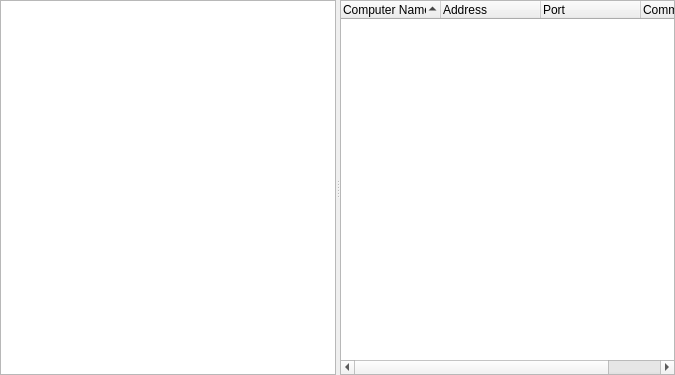
Old version of the form source/console/address_book_tab.ui in the repository dchapyshev/aspia.
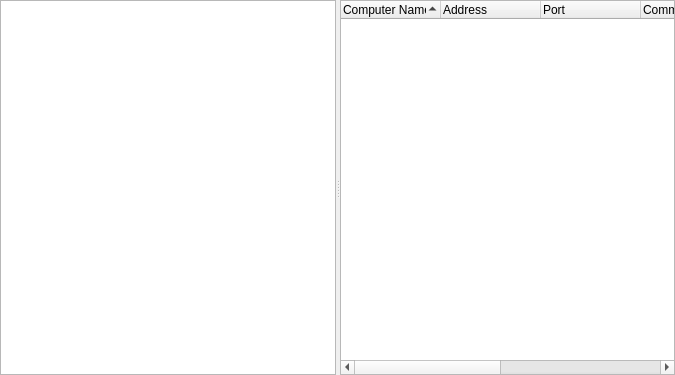
New version of the form. Custom widgets are drawn as their Qt base class.

Commit message: - Implemented saving the state of the address book tab (for columns and splitter). - Added columns "Created", "Modified", "Connected". - Implemented the ability to select the displayed columns.

The edit to the form file:
```diff
--- a/source/console/address_book_tab.ui
+++ b/source/console/address_book_tab.ui
@@ -88,7 +88,7 @@
        <bool>true</bool>
       </property>
       <property name="columnCount">
-       <number>4</number>
+       <number>7</number>
       </property>
       <column>
        <property name="text">
@@ -110,6 +110,21 @@
         <string>Comment</string>
        </property>
       </column>
+      <column>
+       <property name="text">
+        <string>Created</string>
+       </property>
+      </column>
+      <column>
+       <property name="text">
+        <string>Modified</string>
+       </property>
+      </column>
+      <column>
+       <property name="text">
+        <string>Connected</string>
+       </property>
+      </column>
      </widget>
     </widget>
    </item>
```
The commit also changes 12 other files.
